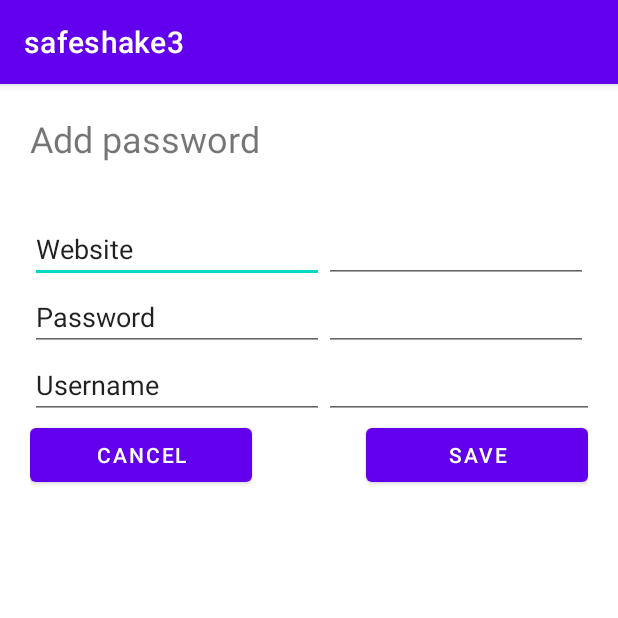
After one commit to novisadvenis/safeshake, an Android app: the AddPassword screen opened directly, with no data from a screen before it, on a phone screen of 412 x 824 dp, the top half of it. The commit adds this screen. Run offline under Robolectric (Android 15) with nearby library versions, the phone set to English and light mode, and no system bars.

Commit message:
all view and activity

```diff
--- a/app/src/main/AndroidManifest.xml
+++ b/app/src/main/AndroidManifest.xml
@@ -10,6 +10,12 @@
         android:roundIcon="@mipmap/ic_launcher_round"
         android:supportsRtl="true"
         android:theme="@style/Theme.Safeshake3">
+        <activity
+            android:name=".activity.EditPassword"
+            android:exported="false" />
+        <activity
+            android:name=".activity.AddPassword"
+            android:exported="false" />
         <activity
             android:name=".activity.PasswordActivity"
             android:exported="false" />
--- /dev/null
+++ b/app/src/main/java/com/safeshake3/activity/AddPassword.java
@@ -0,0 +1,16 @@
+package com.safeshake3.activity;
+
+import androidx.appcompat.app.AppCompatActivity;
+
+import android.os.Bundle;
+
+import com.safeshake3.R;
+
+public class AddPassword extends AppCompatActivity {
+
+    @Override
+    protected void onCreate(Bundle savedInstanceState) {
+        super.onCreate(savedInstanceState);
+        setContentView(R.layout.activity_add_password);
+    }
+}
--- /dev/null
+++ b/app/src/main/res/layout/activity_add_password.xml
@@ -0,0 +1,140 @@
+<?xml version="1.0" encoding="utf-8"?>
+<RelativeLayout xmlns:android="http://schemas.android.com/apk/res/android"
+    xmlns:app="http://schemas.android.com/apk/res-auto"
+    xmlns:tools="http://schemas.android.com/tools"
+    android:layout_width="match_parent"
+    android:layout_height="match_parent"
+    tools:context=".activity.AddPassword">
+
+    <LinearLayout
+        android:layout_width="match_parent"
+        android:layout_height="match_parent"
+        android:orientation="vertical"
+        android:padding="20dp">
+
+
+        <LinearLayout
+            android:layout_width="match_parent"
+            android:layout_height="wrap_content"
+            android:orientation="vertical">
+
+
+            <TextView
+                android:id="@+id/addPassword"
+                android:layout_width="match_parent"
+                android:layout_height="67dp"
+                android:text="Add password"
+                android:textSize="24sp" />
+
+
+            <LinearLayout
+                android:layout_width="match_parent"
+                android:layout_height="match_parent"
+                android:orientation="horizontal">
+
+
+                <EditText
+                    android:id="@+id/websiteText"
+                    android:layout_width="196dp"
+                    android:layout_height="wrap_content"
+                    android:ems="10"
+                    android:inputType="textPersonName"
+                    android:text="Website" />
+
+
+                <EditText
+                    android:id="@+id/editTextTextPersonName4"
+                    android:layout_width="wrap_content"
+                    android:layout_height="wrap_content"
+                    android:layout_weight="1"
+                    android:ems="10"
+                    android:inputType="textPersonName" />
+
+
+            </LinearLayout>
+
+
+            <LinearLayout
+                android:layout_width="match_parent"
+                android:layout_height="match_parent"
+                android:orientation="horizontal">
+
+
+                <EditText
+                    android:id="@+id/passwordText"
+                    android:layout_width="196dp"
+                    android:layout_height="wrap_content"
+                    android:ems="10"
+                    android:inputType="textPersonName"
+                    android:text="Password" />
+
+
+                <EditText
+                    android:id="@+id/editTextTextPassword"
+                    android:layout_width="wrap_content"
+                    android:layout_height="wrap_content"
+                    android:layout_weight="1"
+                    android:ems="10"
+                    android:inputType="textPassword" />
+            </LinearLayout>
+
+
+            <LinearLayout
+                android:layout_width="match_parent"
+                android:layout_height="match_parent"
+                android:orientation="horizontal">
+
+
+                <EditText
+                    android:id="@+id/usernameText"
+                    android:layout_width="196dp"
+                    android:layout_height="wrap_content"
+                    android:ems="10"
+                    android:inputType="textPersonName"
+                    android:text="Username" />
+
+
+                <EditText
+                    android:id="@+id/editTextTextEmailAddress"
+                    android:layout_width="196dp"
+                    android:layout_height="wrap_content"
+                    android:ems="10"
+                    android:inputType="textEmailAddress" />
+            </LinearLayout>
+
+
+        </LinearLayout>
+
+
+        <LinearLayout
+            android:layout_width="match_parent"
+            android:layout_height="wrap_content"
+            android:orientation="horizontal">
+
+
+            <Button
+                android:id="@+id/cancelButton"
+                android:layout_width="148dp"
+                android:layout_height="wrap_content"
+                android:text="Cancel" />
+
+
+            <Space
+                android:layout_width="wrap_content"
+                android:layout_height="wrap_content"
+                android:layout_weight="1" />
+
+
+            <Button
+                android:id="@+id/saveButton"
+                android:layout_width="148dp"
+                android:layout_height="wrap_content"
+                android:text="Save" />
+
+
+        </LinearLayout>
+
+
+    </LinearLayout>
+
+</RelativeLayout>
```
Also changed, not shown: app/src/main/java/com/safeshake3/activity/EditPassword.java (added, +16 -0 lines), app/src/main/java/com/safeshake3/activity/PasswordActivity.java (+15 -2 lines), app/src/main/java/com/safeshake3/activity/Vault.java (+13 -8 lines), app/src/main/res/layout/activity_edit_password.xml (added, +137 -0 lines).
